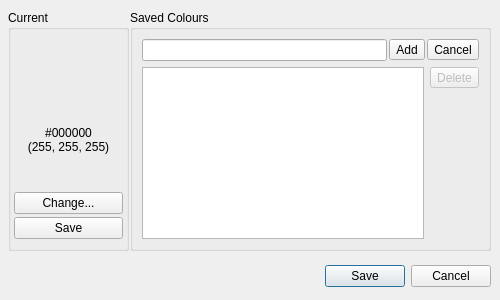
Qt form data/qt/colour-picker.ui (polychromatic/polychromatic) before a commit.
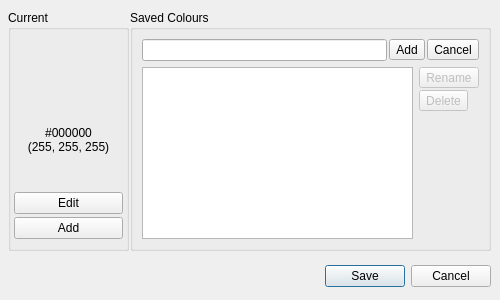
The same form after that commit. Icons and pictures are not drawn.

Commit message:
colourpicker: Add ability to rename saved colours
With some tweaks to the UI when saving new colours.

Patch:
```diff
--- a/data/qt/colour-picker.ui
+++ b/data/qt/colour-picker.ui
@@ -158,7 +158,7 @@
           <string extracomment="Colour Picker: Tooltip informing the user what the &quot;Change...&quot; button will do">Opens the system's colour picker</string>
          </property>
          <property name="text">
-          <string>Change...</string>
+          <string>Edit</string>
          </property>
          <property name="icon">
           <iconset theme="document-edit">
@@ -172,7 +172,7 @@
           <string extracomment="Colour Picker: Tooltip informing the user what the Save colour button does">Save this colour to the saved colour list</string>
          </property>
          <property name="text">
-          <string>Save</string>
+          <string>Add</string>
          </property>
          <property name="icon">
           <iconset theme="document-save">
@@ -314,7 +314,7 @@
         <widget class="QWidget" name="SavedColoursVList" native="true">
          <layout class="QVBoxLayout" name="verticalLayout_3">
           <property name="spacing">
-           <number>0</number>
+           <number>2</number>
           </property>
           <property name="leftMargin">
            <number>0</number>
@@ -328,6 +328,23 @@
           <property name="bottomMargin">
            <number>0</number>
           </property>
+          <item>
+           <widget class="QToolButton" name="RenameFromList">
+            <property name="enabled">
+             <bool>false</bool>
+            </property>
+            <property name="toolTip">
+             <string extracomment="Colour Picker: Tooltip informing the user what the Rename icon does">Rename this colour</string>
+            </property>
+            <property name="text">
+             <string>Rename</string>
+            </property>
+            <property name="icon">
+             <iconset theme="edit-rename">
+              <normaloff>.</normaloff>.</iconset>
+            </property>
+           </widget>
+          </item>
           <item>
            <widget class="QToolButton" name="DeleteFromList">
             <property name="enabled">
```
The commit also changes 1 other file.
